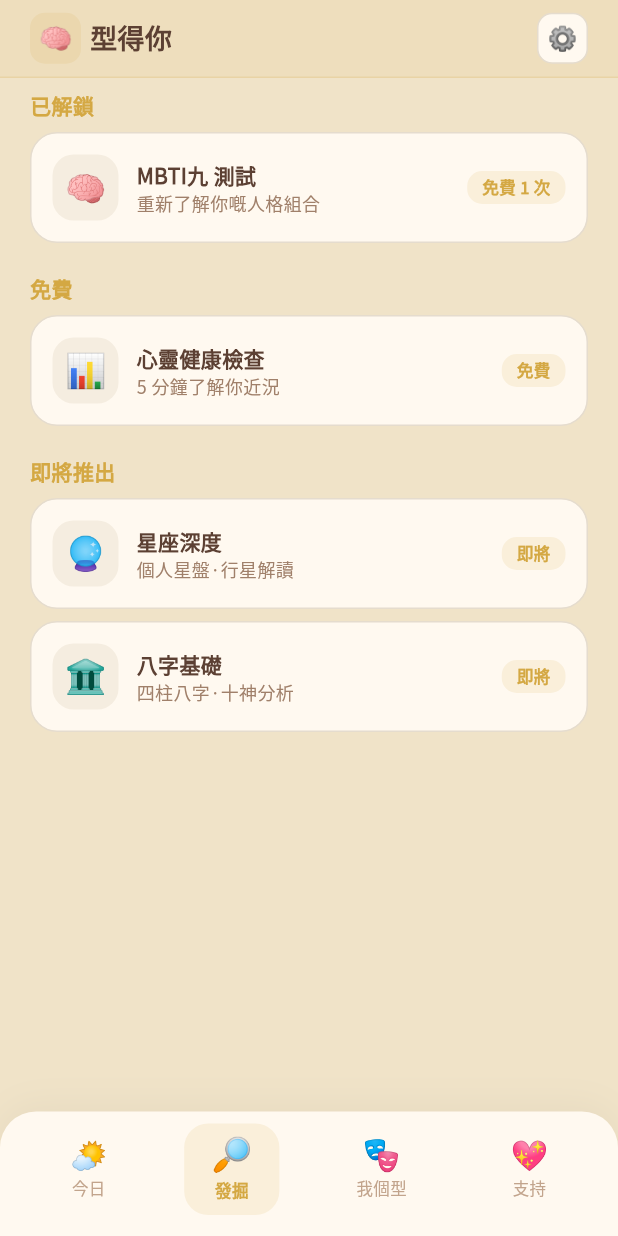
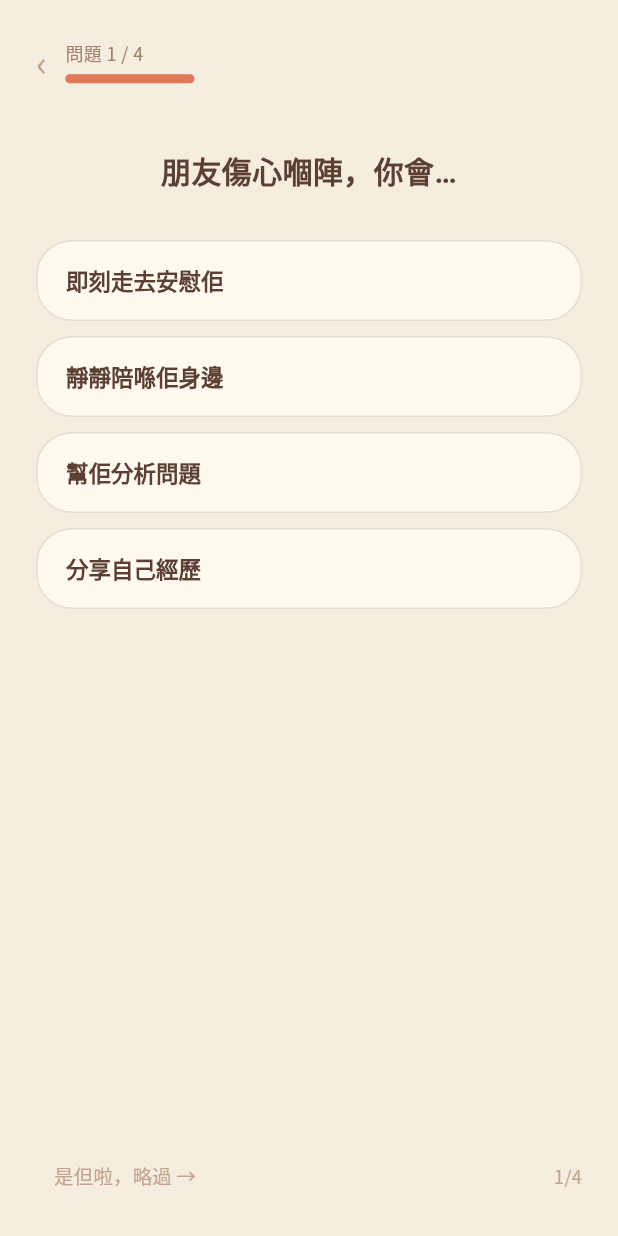
Before and after one commit to cassidy753/typingself-app, a Flutter app: the screen it shows after launch, on a phone screen of 412 x 824 dp. Run offline on Flutter 3.47's test engine with Material 3 defaults, Android fonts, the phone set to English and light mode, and no system bars; our stand-ins replace flutter_riverpod, google_fonts, share_plus, shared_preferences; Roboto replaces fonts that are missing (Noto Serif Tc).

Commit message:
feat: direct first-launch test questionnaire + fixed 390px dimension

```diff
--- a/lib/app.dart
+++ b/lib/app.dart
@@ -1,6 +1,7 @@
 import 'package:flutter/material.dart';
 import 'package:flutter_riverpod/flutter_riverpod.dart';
 import 'package:google_fonts/google_fonts.dart';
+import 'package:shared_preferences/shared_preferences.dart';
 import 'core/theme.dart';
 import 'features/daily_quote/quote_screen.dart';
 import 'features/explore/explore_screen.dart';
@@ -20,50 +21,216 @@ class TypingselfApp extends StatelessWidget {
       title: '型得你',
       debugShowCheckedModeBanner: false,
       theme: AppTheme.light,
-      home: const FixedFrame(child: MainShell()),
+      home: const FixedFrame(child: AppRoot()),
     );
   }
 }
 
-/// Locks the app to a fixed mobile dimension (390×844) in a centered frame.
-/// Only applies on web/desktop; mobile runs full-screen normally.
+/// Locks to 390px wide on web/desktop, full-screen on mobile.
 class FixedFrame extends StatelessWidget {
   final Widget child;
   const FixedFrame({super.key, required this.child});
+  @override
+  Widget build(BuildContext context) {
+    return LayoutBuilder(builder: (context, c) {
+      if (c.maxWidth > 420) {
+        return Scaffold(
+          backgroundColor: const Color(0xFF3A2C22),
+          body: Center(
+            child: SizedBox(width: 390, height: c.maxHeight, child: child),
+          ),
+        );
+      }
+      return child;
+    });
+  }
+}
+
+// ─── App Root: decides first-launch flow ───
+class AppRoot extends StatefulWidget {
+  const AppRoot({super.key});
+  @override
+  State<AppRoot> createState() => _AppRootState();
+}
+
+class _AppRootState extends State<AppRoot> {
+  bool _loading = true;
+  bool _showTest = true; // Default: show test on first launch
+
+  @override
+  void initState() {
+    super.initState();
+    _check();
+  }
+
+  Future<void> _check() async {
+    final prefs = await SharedPreferences.getInstance();
+    final done = prefs.getBool('test_done') ?? false;
+    setState(() { _showTest = !done; _loading = false; });
+  }
+
+  void _onTestDone() {
+    setState(() => _showTest = false);
+  }
 
   @override
   Widget build(BuildContext context) {
-    // Use LayoutBuilder to detect if we're on a wide screen
-    return LayoutBuilder(
-      builder: (context, constraints) {
-        // If screen is wider than phone width, center the phone frame
-        if (constraints.maxWidth > 420) {
+    if (_loading) return const SizedBox();
+    if (_showTest) return FirstTestScreen(onDone: _onTestDone);
+    return const MainShell();
+  }
+}
+
+// ─── First-launch Test Screen ───
+class FirstTestScreen extends StatefulWidget {
+  final VoidCallback onDone;
+  const FirstTestScreen({super.key, required this.onDone});
+  @override
+  State<FirstTestScreen> createState() => _FirstTestScreenState();
+}
+
+class _FirstTestScreenState extends State<FirstTestScreen> {
+  int _q = 0;
+
+  static const _questions = [
+    '朋友傷心嗰陣，你會…',
+    '放假嗰日，你通常…',
+    '做決定嗰陣，你靠…',
+    '你覺得自己係…',
+  ];
+
+  static const _options = [
+    ['即刻走去安慰佢', '靜靜陪喺佢身邊', '幫佢分析問題', '分享自己經歷'],
+    ['約人出去', '自己 Hea 一日', '做有意義嘅事', '計劃下星期'],
+    ['直覺', '數據分析', '朋友意見', '總之是但啦'],
+    ['外向又有 energy', '內向但豐富', '兩樣都有啲', '睇情況'],
+  ];
+
+  @override
+  Widget build(BuildContext context) {
     return Scaffold(
-            backgroundColor: const Color(0xFF3A2C22),
-            body: Center(
+      backgroundColor: AppColors.background,
+      body: SafeArea(
+        child: Padding(
+          padding: const EdgeInsets.symmetric(horizontal: 24),
+          child: Column(
+            children: [
+              const SizedBox(height: 24),
+              // Progress
+              Row(
+                children: [
+                  GestureDetector(
+                    onTap: _q > 0 ? () => setState(() => _q--) : null,
+                    child: Text('‹', style: TextStyle(
+                      fontSize: 24, color: _q > 0 ? AppColors.textPrimary : AppColors.textMuted,
+                    )),
+                  ),
+                  const SizedBox(width: 12),
+                  Expanded(
+                    child: Column(
+                      crossAxisAlignment: CrossAxisAlignment.start,
+                      children: [
+                        Text('問題 ${_q+1} / ${_questions.length}',
+                          style: TextStyle(fontSize: 12, color: AppColors.textSecondary)),
+                        const SizedBox(height: 6),
+                        Container(
+                          height: 6,
+                          decoration: BoxDecoration(
+                            color: AppColors.border,
+                            borderRadius: BorderRadius.circular(3),
+                          ),
+                          child: FractionallySizedBox(
+                            alignment: Alignment.centerLeft,
+                            widthFactor: (_q + 1) / _questions.length,
+                            child: Container(
+                              decoration: BoxDecoration(
+                                color: AppColors.cta,
+                                borderRadius: BorderRadius.circular(3),
+                              ),
+                            ),
+                          ),
+                        ),
+                      ],
+                    ),
+                  ),
+                ],
+              ),
+              const SizedBox(height: 40),
+              // Question
+              Text(
+                _questions[_q],
+                textAlign: TextAlign.center,
+                style: GoogleFonts.notoSerifTc(
+                  fontSize: 20, fontWeight: FontWeight.w700,
+                  color: AppColors.textPrimary, height: 1.6,
+                ),
+              ),
+              const SizedBox(height: 28),
+              // Options
+              ...(_options[_q].map((opt) => Padding(
+                padding: const EdgeInsets.only(bottom: 10),
                 child: SizedBox(
-                width: 390,
-                height: constraints.maxHeight,
-                child: child,
+                  width: double.infinity,
+                  child: TextButton(
+                    onPressed: _q < _questions.length - 1
+                        ? () => setState(() => _q++)
+                        : _finish,
+                    style: TextButton.styleFrom(
+                      padding: const EdgeInsets.symmetric(vertical: 16, horizontal: 20),
+                      backgroundColor: AppColors.surface,
+                      foregroundColor: AppColors.textPrimary,
+                      shape: RoundedRectangleBorder(
+                        borderRadius: BorderRadius.circular(24),
+                        side: BorderSide(color: AppColors.border),
+                      ),
+                      textStyle: GoogleFonts.notoSansTc(
+                        fontSize: 15, fontWeight: FontWeight.w600,
+                      ),
+                    ),
+                    child: Align(
+                      alignment: Alignment.centerLeft,
+                      child: Text(opt),
+                    ),
+                  ),
+                ),
+              ))),
+              const Spacer(),
+              // Skip / Next
+              Row(
+                mainAxisAlignment: MainAxisAlignment.spaceBetween,
+                children: [
+                  TextButton(
+                    onPressed: _finish,
+                    child: Text('是但啦，略過 →',
+                      style: TextStyle(fontSize: 13, color: AppColors.textMuted)),
+                  ),
+                  Text('${_q+1}/${_questions.length}',
+                    style: TextStyle(fontSize: 12, color: AppColors.textMuted)),
+                ],
+              ),
+              const SizedBox(height: 16),
+            ],
+          ),
         ),
       ),
     );
   }
-        // Mobile: full screen
-        return child;
-      },
-    );
+
+  void _finish() async {
+    final prefs = await SharedPreferences.getInstance();
+    await prefs.setBool('test_done', true);
+    widget.onDone();
   }
 }
 
+// ─── Tab Config ───
 class _Tab {
-  final String icon;
-  final String label;
-  final Color accent;
-  final Color accentBg;
+  final String icon, label;
+  final Color accent, accentBg;
   const _Tab(this.icon, this.label, this.accent, this.accentBg);
 }
 
+// ─── Main Shell ───
 class MainShell extends StatefulWidget {
   const MainShell({super.key});
   @override
@@ -71,34 +238,27 @@ class MainShell extends StatefulWidget {
 }
 
 class _MainShellState extends State<MainShell> {
-  int _tab = 1; // Start on tab 1 (發掘 = test) instead of 0
+  int _tab = 0;
 
-  @override
-  void initState() {
-    super.initState();
-    // Open the test directly on first launch by checking if user exists
-    _checkFirstLaunch();
-  }
-
-  Future<void> _checkFirstLaunch() async {
-    // For MVP: always show the test tab first.
-    // In production: check SharedPreferences for existing user.
-    setState(() => _tab = 1);
-  }
+  static const _tabs = <_Tab>[
+    _Tab('🌤️', '今日',  Color(0xFF9B72AA), Color(0x209B72AA)),
+    _Tab('🔎', '發掘',  Color(0xFFD4A843), Color(0x20D4A843)),
+    _Tab('🎭', '我個型', Color(0xFFE0785A), Color(0x20E0785A)),
+    _Tab('💖', '支持',  Color(0xFF8FA87A), Color(0x208FA87A)),
+  ];
 
   @override
   Widget build(BuildContext context) {
+    final t = _tabs[_tab];
     return Scaffold(
-      backgroundColor: Color.lerp(AppColors.background, _tabs[_tab].accent, 0.15)!,
+      backgroundColor: Color.lerp(AppColors.background, t.accent, 0.15)!,
       appBar: PreferredSize(
         preferredSize: const Size.fromHeight(52),
         child: SafeArea(
           child: Container(
             decoration: BoxDecoration(
-              color: _tabs[_tab].accent.withValues(alpha: 0.08),
-              border: Border(
-                bottom: BorderSide(color: _tabs[_tab].accent.withValues(alpha: 0.2)),
-              ),
+              color: t.accent.withValues(alpha: 0.08),
+              border: Border(bottom: BorderSide(color: t.accent.withValues(alpha: 0.2))),
             ),
             child: Padding(
               padding: const EdgeInsets.symmetric(horizontal: 20),
@@ -107,24 +267,19 @@ class _MainShellState extends State<MainShell> {
                 child: Row(
                   mainAxisAlignment: MainAxisAlignment.spaceBetween,
                   children: [
-                    Row(
-                      children: [
+                    Row(children: [
                       Container(
                         width: 34, height: 34,
                         decoration: BoxDecoration(
-                            color: _tabs[_tab].accentBg,
+                          color: t.accentBg,
                           borderRadius: BorderRadius.circular(10),
                         ),
                         child: const Center(child: Text('🧠', style: TextStyle(fontSize: 18))),
                       ),
                       const SizedBox(width: 6),
-                        Text('型得你',
-                          style: GoogleFonts.notoSerifTc(
-                            fontSize: 18, fontWeight: FontWeight.w900,
-                            color: AppColors.textPrimary,
-                          )),
-                      ],
-                    ),
+                      Text('型得你', style: GoogleFonts.notoSerifTc(
+                        fontSize: 18, fontWeight: FontWeight.w900, color: AppColors.textPrimary)),
+                    ]),
                     Container(
                       width: 34, height: 34,
                       decoration: BoxDecoration(
@@ -143,18 +298,12 @@ class _MainShellState extends State<MainShell> {
       ),
       body: AnimatedSwitcher(
         duration: const Duration(milliseconds: 300),
-        child: _buildScreen(_tab),
+        child: _buildScreen(context),
       ),
       bottomNavigationBar: Container(
         decoration: BoxDecoration(
           color: AppColors.surface,
-          boxShadow: [
-            BoxShadow(
-              color: Colors.black.withValues(alpha: 0.04),
-              blurRadius: 20,
-              offset: const Offset(0, -4),
-            ),
-          ],
+          boxShadow: [BoxShadow(color: Colors.black.withValues(alpha: 0.04), blurRadius: 20, offset: const Offset(0, -4))],
           borderRadius: const BorderRadius.vertical(top: Radius.circular(24)),
         ),
         child: SafeArea(
@@ -170,20 +319,13 @@ class _MainShellState extends State<MainShell> {
     );
   }
 
-  static const _tabs = <_Tab>[
-    _Tab('🌤️', '今日',  Color(0xFF9B72AA), Color(0x209B72AA)),
-    _Tab('🔎', '發掘',  Color(0xFFD4A843), Color(0x20D4A843)),
-    _Tab('🎭', '我個型', Color(0xFFE0785A), Color(0x20E0785A)),
-    _Tab('💖', '支持',  Color(0xFF8FA87A), Color(0x208FA87A)),
-  ];
-
-  Widget _buildScreen(int i) {
-    final t = _tabs[i];
-    switch (i) {
-      case 0: return QuoteScreen(key: ValueKey('q'), accent: t.accent, accentBg: t.accentBg);
-      case 1: return ExploreScreen(key: ValueKey('e'), accent: t.accent, accentBg: t.accentBg);
-      case 2: return MyTypeScreen(key: ValueKey('m'), accent: t.accent, accentBg: t.accentBg);
-      case 3: return SupportScreen(key: ValueKey('s'), accent: t.accent, accentBg: t.accentBg);
+  Widget _buildScreen(BuildContext context) {
+    final t = _tabs[_tab];
+    switch (_tab) {
+      case 0: return QuoteScreen(key: const ValueKey('q'), accent: t.accent, accentBg: t.accentBg);
+      case 1: return ExploreScreen(key: const ValueKey('e'), accent: t.accent, accentBg: t.accentBg);
+      case 2: return MyTypeScreen(key: const ValueKey('m'), accent: t.accent, accentBg: t.accentBg);
+      case 3: return SupportScreen(key: const ValueKey('s'), accent: t.accent, accentBg: t.accentBg);
       default: return const SizedBox();
     }
   }
@@ -206,10 +348,7 @@ class _MainShellState extends State<MainShell> {
           children: [
             AnimatedDefaultTextStyle(
               duration: const Duration(milliseconds: 300),
-              style: TextStyle(
-                fontSize: active ? 22 : 20,
-                color: active ? t.accent : AppColors.textMuted,
-              ),
+              style: TextStyle(fontSize: active ? 22 : 20, color: active ? t.accent : AppColors.textMuted),
               child: Text(t.icon),
             ),
             const SizedBox(height: 3),
```
Lines whose indentation alone changed are shown as unchanged.
